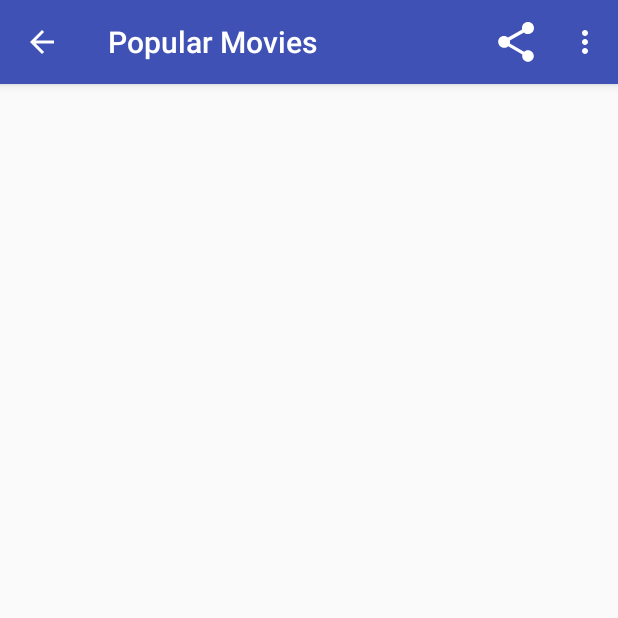
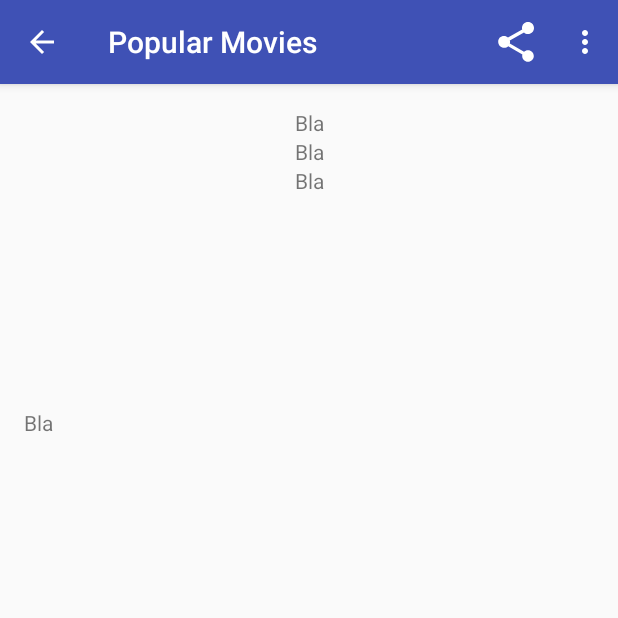
Before and after one commit to rewgoes/PopularMovies, an Android app: the DetailActivity screen opened directly, with no data from a screen before it, on a phone screen of 412 x 824 dp, the top half of it. Run offline under Robolectric (Android 15) with nearby library versions, the phone set to English and light mode, and no system bars; pictures from the network do not load.

Commit message:
Implement a basic detail activity

```diff
--- a/app/src/main/res/layout/fragment_detail.xml
+++ b/app/src/main/res/layout/fragment_detail.xml
@@ -8,9 +8,39 @@
     android:paddingTop="@dimen/activity_vertical_margin"
     tools:context=".ui.DetailActivity">
 
+    <ImageView
+        android:id="@+id/poster"
+        android:layout_width="200dp"
+        android:layout_height="200dp" />
+
     <TextView
-        android:id="@+id/texting"
+        android:id="@+id/year"
+        android:layout_alignRight="@+id/poster"
+        android:text="Bla"
+        android:layout_width="wrap_content"
+        android:layout_height="wrap_content" />
+
+    <TextView
+        android:id="@+id/length"
+        android:layout_alignRight="@+id/poster"
+        android:layout_below="@+id/year"
+        android:text="Bla"
+        android:layout_width="wrap_content"
+        android:layout_height="wrap_content" />
+
+    <TextView
+        android:id="@+id/rate"
+        android:layout_alignRight="@+id/poster"
+        android:layout_below="@+id/length"
+        android:text="Bla"
+        android:layout_width="wrap_content"
+        android:layout_height="wrap_content" />
+
+    <TextView
+        android:id="@+id/description"
+        android:layout_below="@+id/poster"
+        android:text="Bla"
         android:layout_width="match_parent"
-        android:layout_height="match_parent" />
+        android:layout_height="wrap_content" />
 
 </RelativeLayout>
```
Also changed, not shown: app/src/main/java/com/wolfgoes/popularmovies/ui/DetailActivity.java (+28 -4 lines), 1 other file.
